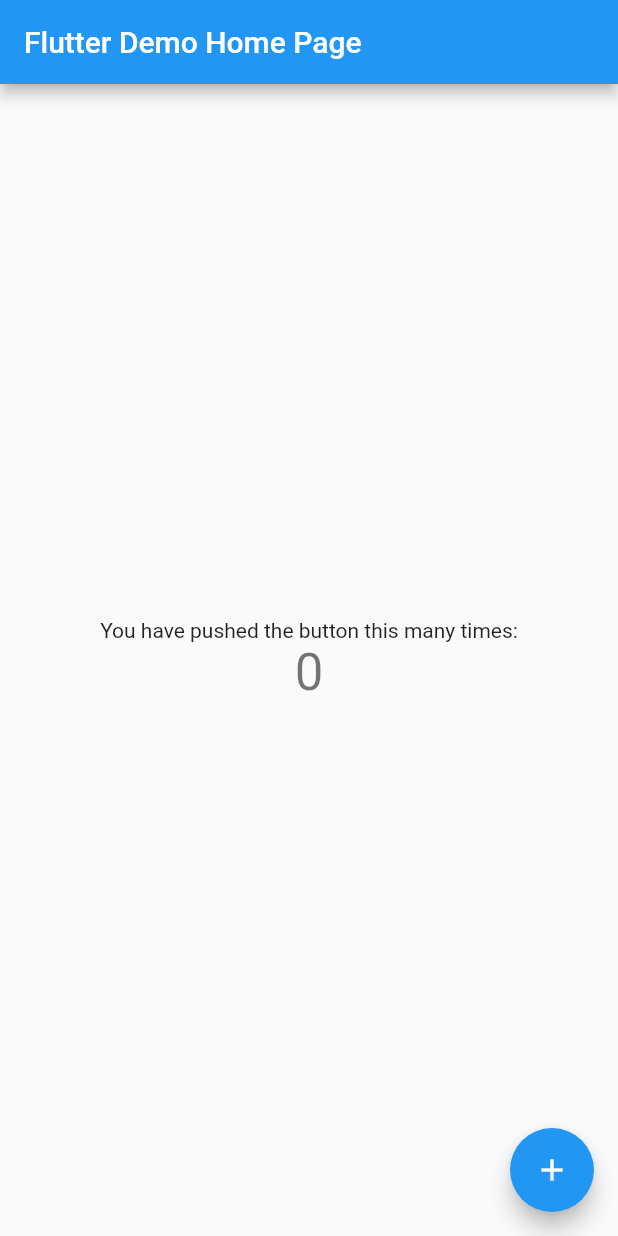
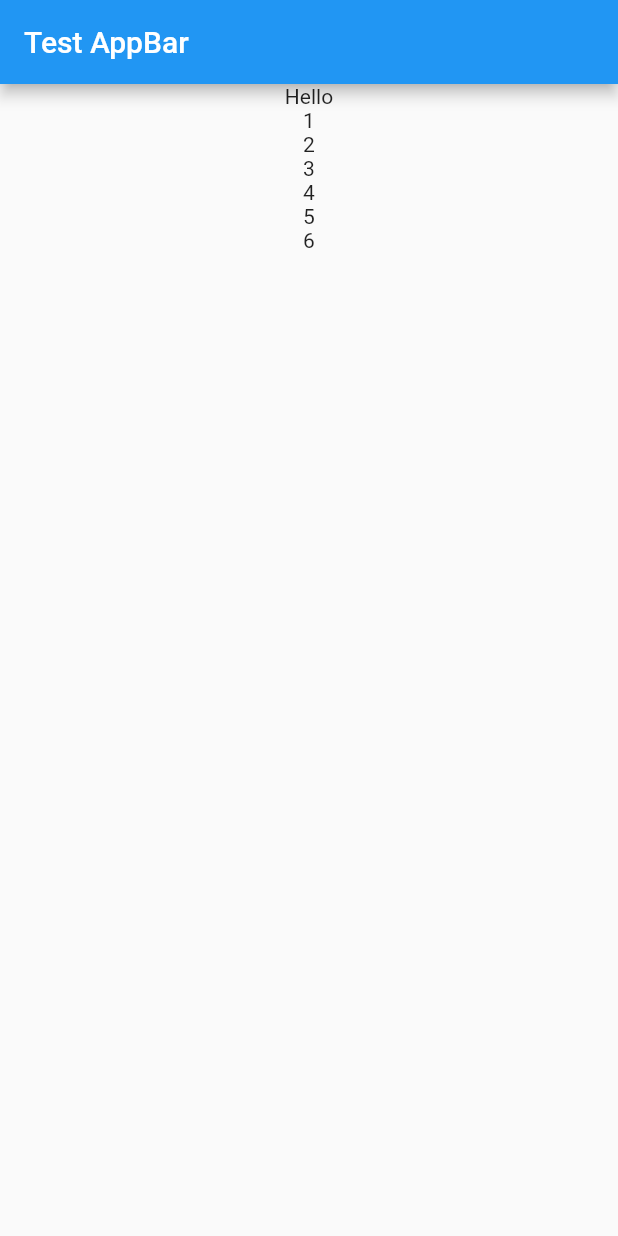
Before and after one commit to kiseop91/flutter, a Flutter app: the screen it shows after launch, on a phone screen of 412 x 824 dp. Run offline on Flutter 3.47's test engine with Material 2 defaults, Android fonts, the phone set to English and light mode, and no system bars.

Commit message:
플러터 기본구조 이해하기.
메인함수작성법 , Widget의 구조

```diff
--- a/lib/main.dart
+++ b/lib/main.dart
@@ -1,117 +1,40 @@
 import 'package:flutter/material.dart';
 
-void main() {
-  runApp(MyApp());
-}
+void main() => runApp(MyApp());
 
-class MyApp extends StatelessWidget {
-  // This widget is the root of your application.
+class MyApp extends StatelessWidget{
   @override
   Widget build(BuildContext context) {
     return MaterialApp(
-      title: 'Flutter Demo',
+      title: "Hello World",
       theme: ThemeData(
-        // This is the theme of your application.
-        //
-        // Try running your application with "flutter run". You'll see the
-        // application has a blue toolbar. Then, without quitting the app, try
-        // changing the primarySwatch below to Colors.green and then invoke
-        // "hot reload" (press "r" in the console where you ran "flutter run",
-        // or simply save your changes to "hot reload" in a Flutter IDE).
-        // Notice that the counter didn't reset back to zero; the application
-        // is not restarted.
-        primarySwatch: Colors.blue,
-        // This makes the visual density adapt to the platform that you run
-        // the app on. For desktop platforms, the controls will be smaller and
-        // closer together (more dense) than on mobile platforms.
-        visualDensity: VisualDensity.adaptivePlatformDensity,
+        primarySwatch: Colors.blue
       ),
-      home: MyHomePage(title: 'Flutter Demo Home Page'),
+      home: MyHomePage(), // 앱이 실행되면 가장먼저 보여지는 위젯
     );
   }
 }
 
-class MyHomePage extends StatefulWidget {
-  MyHomePage({Key key, this.title}) : super(key: key);
-
-  // This widget is the home page of your application. It is stateful, meaning
-  // that it has a State object (defined below) that contains fields that affect
-  // how it looks.
-
-  // This class is the configuration for the state. It holds the values (in this
-  // case the title) provided by the parent (in this case the App widget) and
-  // used by the build method of the State. Fields in a Widget subclass are
-  // always marked "final".
-
-  final String title;
-
-  @override
-  _MyHomePageState createState() => _MyHomePageState();
-}
-
-class _MyHomePageState extends State<MyHomePage> {
-  int _counter = 0;
-
-  void _incrementCounter() {
-    setState(() {
-      // This call to setState tells the Flutter framework that something has
-      // changed in this State, which causes it to rerun the build method below
-      // so that the display can reflect the updated values. If we changed
-      // _counter without calling setState(), then the build method would not be
-      // called again, and so nothing would appear to happen.
-      _counter++;
-    });
-  }
-
+class MyHomePage extends StatelessWidget {
   @override
   Widget build(BuildContext context) {
-    // This method is rerun every time setState is called, for instance as done
-    // by the _incrementCounter method above.
-    //
-    // The Flutter framework has been optimized to make rerunning build methods
-    // fast, so that you can just rebuild anything that needs updating rather
-    // than having to individually change instances of widgets.
     return Scaffold(
       appBar: AppBar(
-        // Here we take the value from the MyHomePage object that was created by
-        // the App.build method, and use it to set our appbar title.
-        title: Text(widget.title),
+      title: Text('Test AppBar'),
       ),
       body: Center(
-        // Center is a layout widget. It takes a single child and positions it
-        // in the middle of the parent.
         child: Column(
-          // Column is also a layout widget. It takes a list of children and
-          // arranges them vertically. By default, it sizes itself to fit its
-          // children horizontally, and tries to be as tall as its parent.
-          //
-          // Invoke "debug painting" (press "p" in the console, choose the
-          // "Toggle Debug Paint" action from the Flutter Inspector in Android
-          // Studio, or the "Toggle Debug Paint" command in Visual Studio Code)
-          // to see the wireframe for each widget.
-          //
-          // Column has various properties to control how it sizes itself and
-          // how it positions its children. Here we use mainAxisAlignment to
-          // center the children vertically; the main axis here is the vertical
-          // axis because Columns are vertical (the cross axis would be
-          // horizontal).
-          mainAxisAlignment: MainAxisAlignment.center,
           children: <Widget>[
-            Text(
-              'You have pushed the button this many times:',
-            ),
-            Text(
-              '$_counter',
-              style: Theme.of(context).textTheme.headline4,
-            ),
+            Text('Hello'),
+            Text('1'),
+            Text('2'),
+            Text('3'),
+            Text('4'),
+            Text('5'),
+            Text('6')
           ],
         ),
       ),
-      floatingActionButton: FloatingActionButton(
-        onPressed: _incrementCounter,
-        tooltip: 'Increment',
-        child: Icon(Icons.add),
-      ), // This trailing comma makes auto-formatting nicer for build methods.
     );
   }
 }
```
